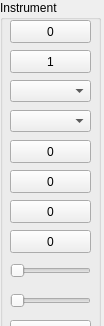
LasDesu/fb01editor, file interface/qinstrument.ui: the form before one commit; both pictures show x 0 to 104 and y 0 to 326 of the 104 by 474 pixel window.
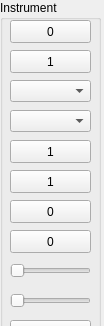
The form after the commit. Custom widgets are drawn as their Qt base class.

```diff
--- a/interface/qinstrument.ui
+++ b/interface/qinstrument.ui
@@ -198,7 +198,7 @@
      </size>
     </property>
     <property name="text">
-     <string>0</string>
+     <string>1</string>
     </property>
    </widget>
    <widget class="QButton" name="but_voice">
@@ -217,7 +217,7 @@
      </size>
     </property>
     <property name="text">
-     <string>0</string>
+     <string>1</string>
     </property>
    </widget>
    <widget class="QButton" name="but_trans">
```
Left out of the diff: 10 changed lines with no effect on the pictures.
